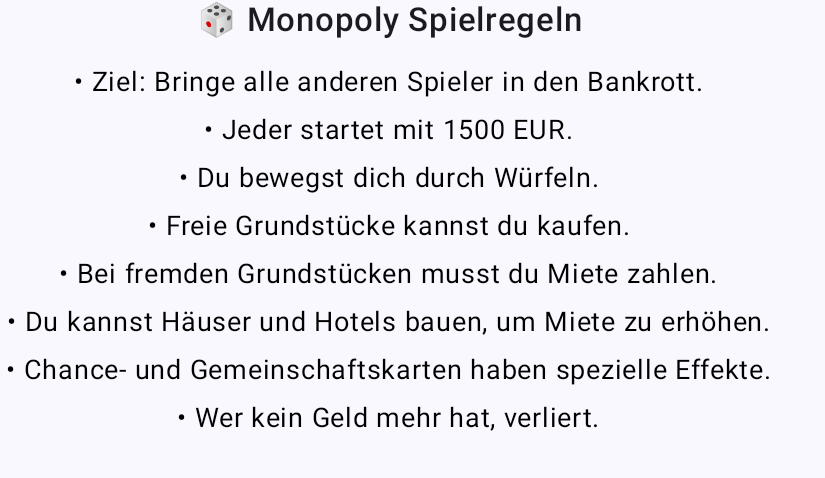
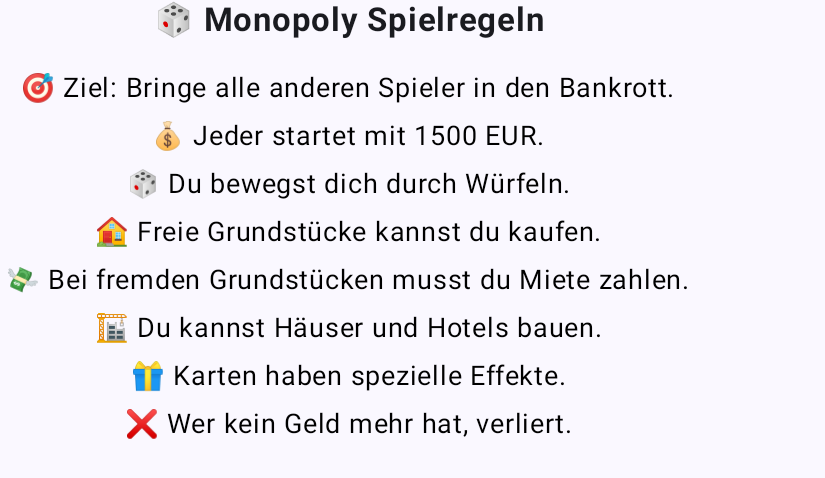
Before and after one commit to hoffmann2109/AndroidBoardGameClient, an Android app built with Jetpack Compose: the composable RulesContent shown on its own in the app's theme, on a phone screen of 824 x 412 dp (held sideways). Shown: the top 478 px of the screen, without its empty margins (0-825 px from the left). Run offline under Robolectric (Android 15) with nearby library versions, the phone set to English and light mode, and no system bars; network calls fail; 1 statement that could not run was skipped.

Commit message:
Added rules content

```diff
--- a/app/build.gradle.kts
+++ b/app/build.gradle.kts
@@ -235,6 +235,7 @@ dependencies {
     implementation(libs.krossbow.websocket.okhttp)
     implementation(libs.krossbow.stomp.core)
     implementation(libs.krossbow.websocket.builtin)
+    implementation(libs.cronet.embedded)
 
     // --- Test Libraries ---
     testImplementation(libs.junit)
--- a/app/src/main/java/at/aau/serg/websocketbrokerdemo/ui/GameHelp.kt
+++ b/app/src/main/java/at/aau/serg/websocketbrokerdemo/ui/GameHelp.kt
@@ -101,21 +101,18 @@ fun GameHelp(onClose: () -> Unit) {
 @Composable
 fun RulesContent() {
     Column(horizontalAlignment = Alignment.CenterHorizontally) {
-        Text(
-            "🎲 Monopoly Spielregeln",
-            fontSize = 22.sp,
-            fontWeight = FontWeight.SemiBold
-        )
-        Spacer(Modifier.height(12.dp))
+        Text("🎲 Monopoly Spielregeln", fontSize = 22.sp, fontWeight = FontWeight.Bold)
+        Spacer(Modifier.height(16.dp))
+
         listOf(
-            "• Ziel: Bringe alle anderen Spieler in den Bankrott.",
-            "• Jeder startet mit 1500 EUR.",
-            "• Du bewegst dich durch Würfeln.",
-            "• Freie Grundstücke kannst du kaufen.",
-            "• Bei fremden Grundstücken musst du Miete zahlen.",
-            "• Du kannst Häuser und Hotels bauen, um Miete zu erhöhen.",
-            "• Chance- und Gemeinschaftskarten haben spezielle Effekte.",
-            "• Wer kein Geld mehr hat, verliert."
+            "🎯 Ziel: Bringe alle anderen Spieler in den Bankrott.",
+            "💰 Jeder startet mit 1500 EUR.",
+            "🎲 Du bewegst dich durch Würfeln.",
+            "🏠 Freie Grundstücke kannst du kaufen.",
+            "💸 Bei fremden Grundstücken musst du Miete zahlen.",
+            "🏗️ Du kannst Häuser und Hotels bauen.",
+            "🎁 Karten haben spezielle Effekte.",
+            "❌ Wer kein Geld mehr hat, verliert."
         ).forEach {
             Text(it, fontSize = 18.sp, modifier = Modifier.padding(4.dp), color = Color.Black)
         }
--- a/gradle/libs.versions.toml
+++ b/gradle/libs.versions.toml
@@ -28,6 +28,7 @@ navigation-compose = "2.5.3"
 playServicesAuth = "21.1.1"
 playServicesAuthVersion = "21.0.0"
 uiTestJunit4Android = "1.7.8"
+cronetEmbedded = "119.6045.31"
 
 
 [libraries]
@@ -69,6 +70,7 @@ mockk-v1135 = { module = "io.mockk:mockk", version.ref = "mockk" }
 play-services-auth = { module = "com.google.android.gms:play-services-auth", version.ref = "playServicesAuth" }
 play-services-auth-v2100 = { module = "com.google.android.gms:play-services-auth", version.ref = "playServicesAuthVersion" }
 mockito-inline = { module = "org.mockito:mockito-inline", version = "5.2.0" }
+cronet-embedded = { group = "org.chromium.net", name = "cronet-embedded", version.ref = "cronetEmbedded" }
 
 
 [plugins]
```
